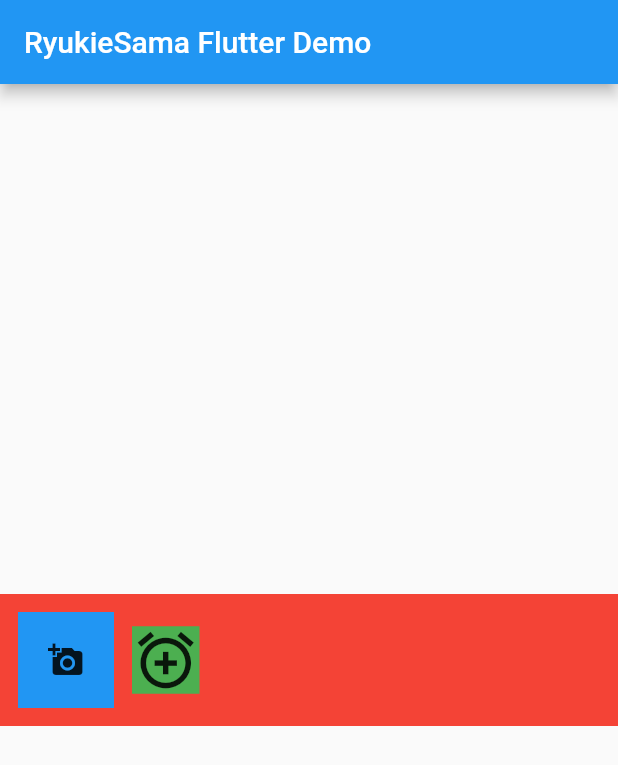
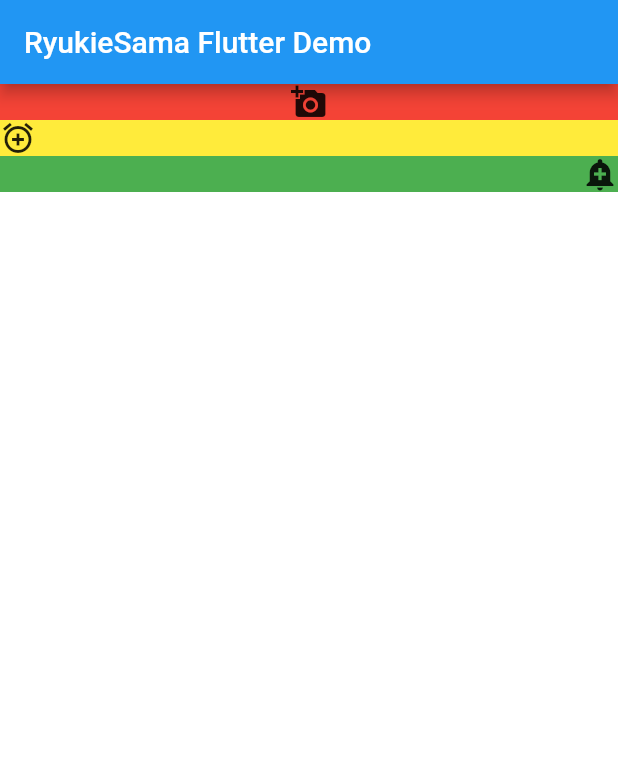
Before and after one commit to RyukieSama/FlutterStudy, a Flutter app: the screen it shows after launch, on a phone screen of 412 x 824 dp. Shown: the top 765 px of the screen. Run offline on Flutter 3.47's test engine with Material 2 defaults, Android fonts, the phone set to English and light mode, and no system bars.

Commit message:
ADD: <Row Column Alignment>

```diff
--- a/flutter_study/lib/my_home_page.dart
+++ b/flutter_study/lib/my_home_page.dart
@@ -1,5 +1,6 @@
 import 'package:flutter/material.dart';
 import 'package:flutter_study/container/my_container.dart';
+import 'package:flutter_study/row_column/my_row_column.dart';
 import 'text/my_list_widget.dart';
 
 class MyHomePage extends StatefulWidget {
@@ -19,7 +20,8 @@ class _MyHomePageState extends State<MyHomePage> {
         title: Text(widget.title),
       ),
       body: Center(
-        child: MyContainer(),
+        child: MyRowColumn(),
+        // child: MyContainer(),
 //        child: MyTextListWidget(),
       ),
     );
--- /dev/null
+++ b/flutter_study/lib/row_column/my_row_column.dart
@@ -0,0 +1,31 @@
+
+import 'package:flutter/material.dart';
+
+class MyRowColumn extends StatelessWidget {
+  @override
+  Widget build(BuildContext context) {
+    return Container(
+      color: Colors.white,
+      alignment: Alignment(1, 0),// x 对 Row 没影响 y 对 Column 无效
+      child: Column(
+        children: [
+          Container(
+            child: Icon(Icons.add_a_photo),
+            color: Colors.red,
+            alignment: Alignment(0,0),
+          ),
+          Container(
+            child: Icon(Icons.add_alarm),
+            color: Colors.yellow,
+            alignment: Alignment(-1,0),
+          ),
+          Container(
+            child: Icon(Icons.add_alert),
+            color: Colors.green,
+            alignment: Alignment(1,0),
+          ),
+        ],
+      ),
+    );
+  }
+}
```
